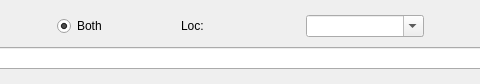
Qt form mapper_app/ui/segmentselectionwidget.ui (allenck/mapper) before a commit; both pictures show x 328 to 808 and y 0 to 84 of the 1012 by 84 pixel window.
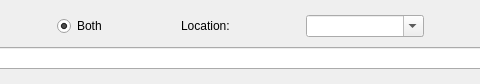
The same form after that commit.

What changed in the file:
```diff
--- a/mapper_app/ui/segmentselectionwidget.ui
+++ b/mapper_app/ui/segmentselectionwidget.ui
@@ -57,7 +57,7 @@
    <item row="0" column="4">
     <widget class="QLabel" name="label_2">
      <property name="text">
-      <string>Loc:</string>
+      <string>Location:</string>
      </property>
     </widget>
    </item>
```
